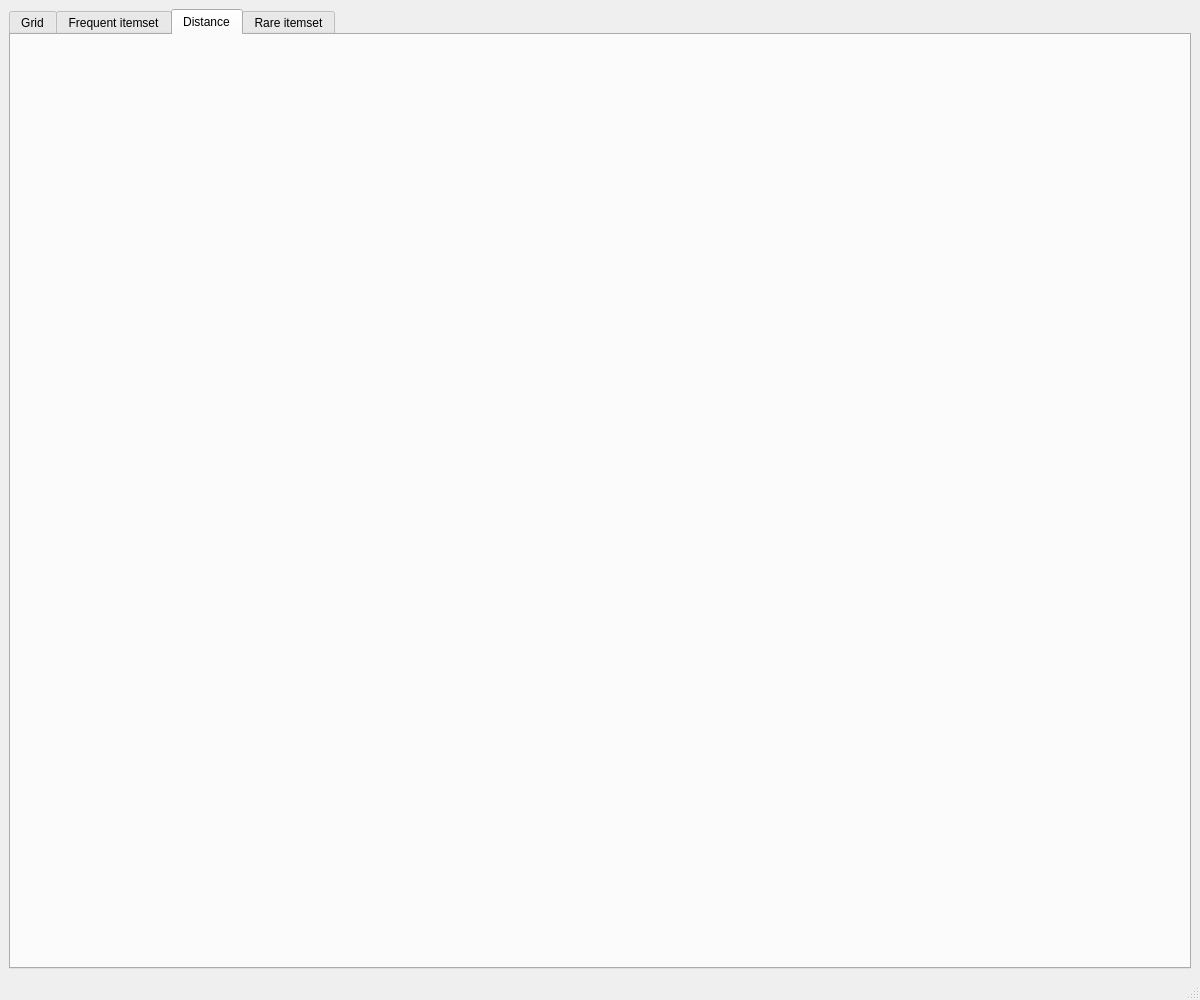
First picture: the form in AssociationRules/mainwindow.ui, repository fjovanovic/Association-Rules, before the edit.
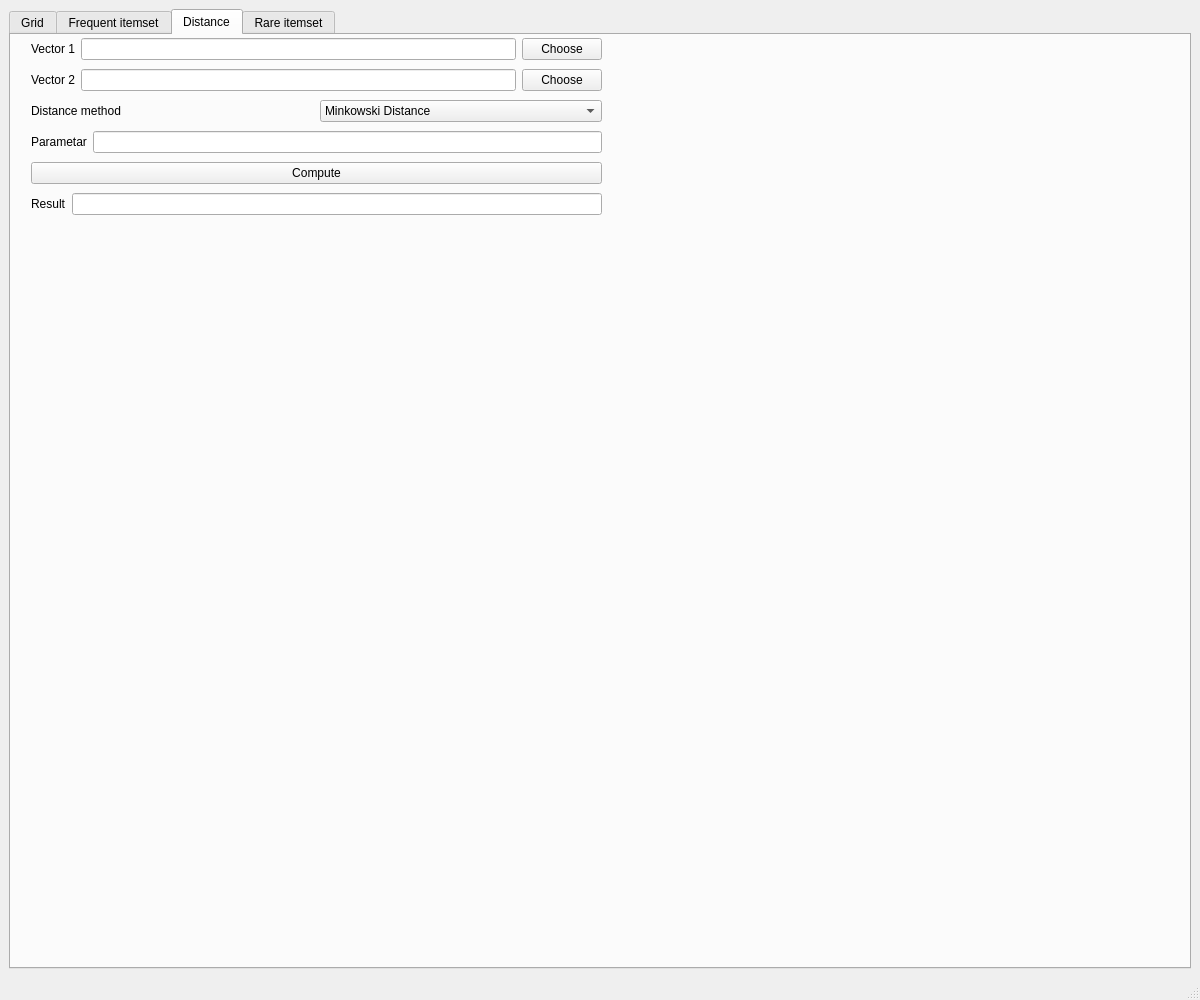
Second picture: the form after the edit. The open tabs and pages were chosen to show the change.

Diff of the .ui file:
```diff
--- a/AssociationRules/mainwindow.ui
+++ b/AssociationRules/mainwindow.ui
@@ -539,6 +539,125 @@
        <attribute name="title">
         <string>Distance</string>
        </attribute>
+       <widget class="QWidget" name="verticalLayoutWidget">
+        <property name="geometry">
+         <rect>
+          <x>20</x>
+          <y>0</y>
+          <width>571</width>
+          <height>186</height>
+         </rect>
+        </property>
+        <layout class="QVBoxLayout" name="verticalLayout_5">
+         <item>
+          <layout class="QHBoxLayout" name="horizontalLayout_9">
+           <item>
+            <widget class="QLabel" name="label">
+             <property name="text">
+              <string>Vector 1</string>
+             </property>
+            </widget>
+           </item>
+           <item>
+            <widget class="QLineEdit" name="leVec1"/>
+           </item>
+           <item>
+            <widget class="QPushButton" name="pbChooseVec1">
+             <property name="text">
+              <string>Choose</string>
+             </property>
+            </widget>
+           </item>
+          </layout>
+         </item>
+         <item>
+          <layout class="QHBoxLayout" name="horizontalLayout_10">
+           <item>
+            <widget class="QLabel" name="label_2">
+             <property name="text">
+              <string>Vector 2</string>
+             </property>
+            </widget>
+           </item>
+           <item>
+            <widget class="QLineEdit" name="leVec2"/>
+           </item>
+           <item>
+            <widget class="QPushButton" name="pbChooseVec2">
+             <property name="text">
+              <string>Choose</string>
+             </property>
+            </widget>
+           </item>
+          </layout>
+         </item>
+         <item>
+          <layout class="QHBoxLayout" name="horizontalLayout_11">
+           <item>
+            <widget class="QLabel" name="label_3">
+             <property name="text">
+              <string>Distance method</string>
+             </property>
+            </widget>
+           </item>
+           <item>
+            <widget class="QComboBox" name="comboBox">
+             <item>
+              <property name="text">
+               <string>Minkowski Distance</string>
+              </property>
+             </item>
+             <item>
+              <property name="text">
+               <string>Hamming Distance</string>
+              </property>
+             </item>
+             <item>
+              <property name="text">
+               <string>Cosine Distance</string>
+              </property>
+             </item>
+            </widget>
+           </item>
+          </layout>
+         </item>
+         <item>
+          <layout class="QHBoxLayout" name="horizontalLayout_12">
+           <item>
+            <widget class="QLabel" name="label_4">
+             <property name="text">
+              <string>Parametar</string>
+             </property>
+            </widget>
+           </item>
+           <item>
+            <widget class="QLineEdit" name="leParam"/>
+           </item>
+          </layout>
+         </item>
+         <item>
+          <widget class="QPushButton" name="pbCompute">
+           <property name="text">
+            <string>Compute</string>
+           </property>
+          </widget>
+         </item>
+         <item>
+          <layout class="QHBoxLayout" name="horizontalLayout_13">
+           <item>
+            <widget class="QLabel" name="label_5">
+             <property name="text">
+              <string>Result</string>
+             </property>
+            </widget>
+           </item>
+           <item>
+            <widget class="QLineEdit" name="leRes"/>
+           </item>
+          </layout>
+         </item>
+        </layout>
+       </widget>
       </widget>
       <widget class="QWidget" name="tab4">
        <attribute name="title">
```
Left out of the diff: 4 changed lines with no effect on the pictures.
